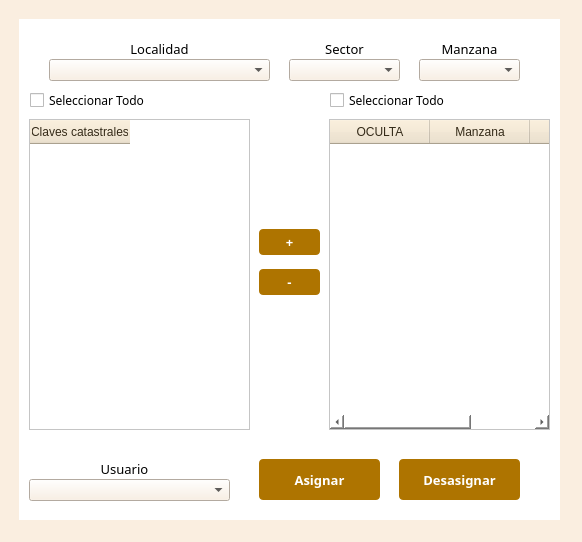
Above: funciones/revisioncampo/AsignacionCampo_dialog_base.ui from gerardoros/CartograficoQgisPlugin before the change. Below: the same form after it.
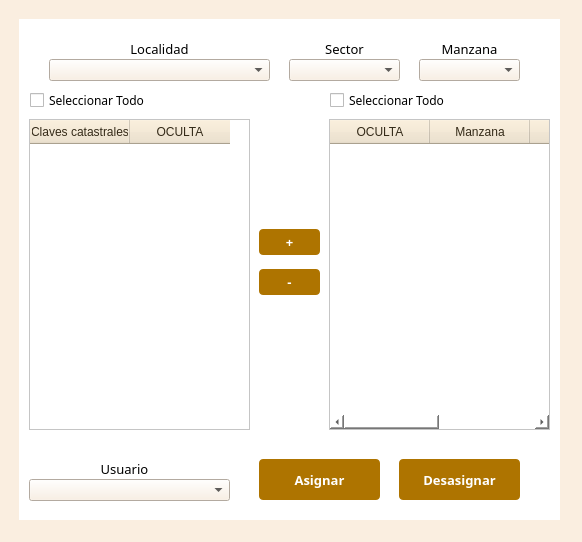
That is the form after the change.

```diff
--- a/funciones/revisioncampo/AsignacionCampo_dialog_base.ui
+++ b/funciones/revisioncampo/AsignacionCampo_dialog_base.ui
@@ -275,6 +275,11 @@
       <string>Claves catastrales</string>
      </property>
     </column>
+    <column>
+     <property name="text">
+      <string>OCULTA</string>
+     </property>
+    </column>
    </widget>
    <widget class="QPushButton" name="btnMas">
     <property name="geometry">
@@ -387,6 +392,11 @@
       <string>Predio</string>
      </property>
     </column>
+    <column>
+     <property name="text">
+      <string>OCULTA2</string>
+     </property>
+    </column>
    </widget>
    <widget class="QComboBox" name="cmbUsuario">
     <property name="geometry">
```
